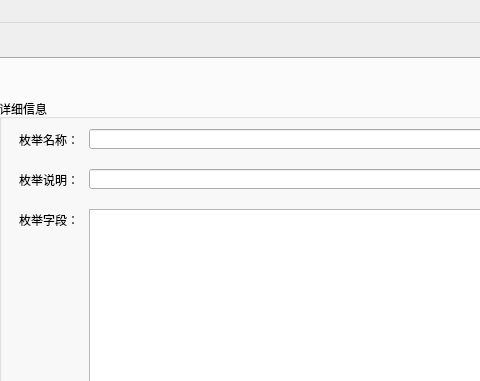
First picture: the form in designer/ui/proto_tool.ui, repository aywfelix/ProtoExcelTool, before the edit; both pictures show x 333 to 813 and y 0 to 381 of the 904 by 797 pixel window.
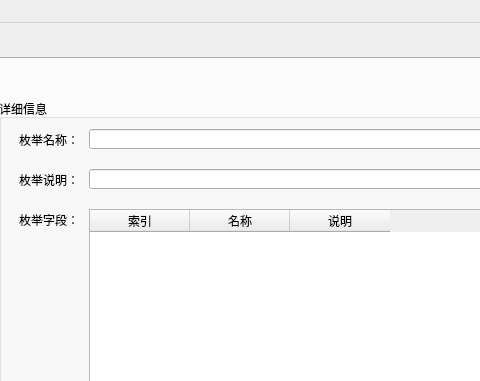
Second picture: the form after the edit. The open tabs and pages were chosen to show the change.

```diff
--- a/designer/ui/proto_tool.ui
+++ b/designer/ui/proto_tool.ui
@@ -361,7 +361,7 @@
         <string>仅导出服务器</string>
        </property>
       </widget>
-      <widget class="QTableView" name="tBvEnum">
+      <widget class="QTableWidget" name="tBvEnum">
        <property name="geometry">
         <rect>
          <x>90</x>
@@ -370,6 +370,42 @@
          <height>491</height>
         </rect>
        </property>
+       <property name="horizontalScrollBarPolicy">
+        <enum>Qt::ScrollBarAsNeeded</enum>
+       </property>
+       <property name="sizeAdjustPolicy">
+        <enum>QAbstractScrollArea::AdjustIgnored</enum>
+       </property>
+       <property name="columnCount">
+        <number>3</number>
+       </property>
+       <attribute name="verticalHeaderDefaultSectionSize">
+        <number>35</number>
+       </attribute>
+       <attribute name="verticalHeaderMinimumSectionSize">
+        <number>30</number>
+       </attribute>
+       <attribute name="verticalHeaderShowSortIndicator" stdset="0">
+        <bool>false</bool>
+       </attribute>
+       <attribute name="verticalHeaderStretchLastSection">
+        <bool>false</bool>
+       </attribute>
+       <column>
+        <property name="text">
+         <string>索引</string>
+        </property>
+       </column>
+       <column>
+        <property name="text">
+         <string>名称</string>
+        </property>
+       </column>
+       <column>
+        <property name="text">
+         <string>说明</string>
+        </property>
+       </column>
       </widget>
      </widget>
     </widget>
```
Left out of the diff: 2 changed lines with no effect on the pictures.
